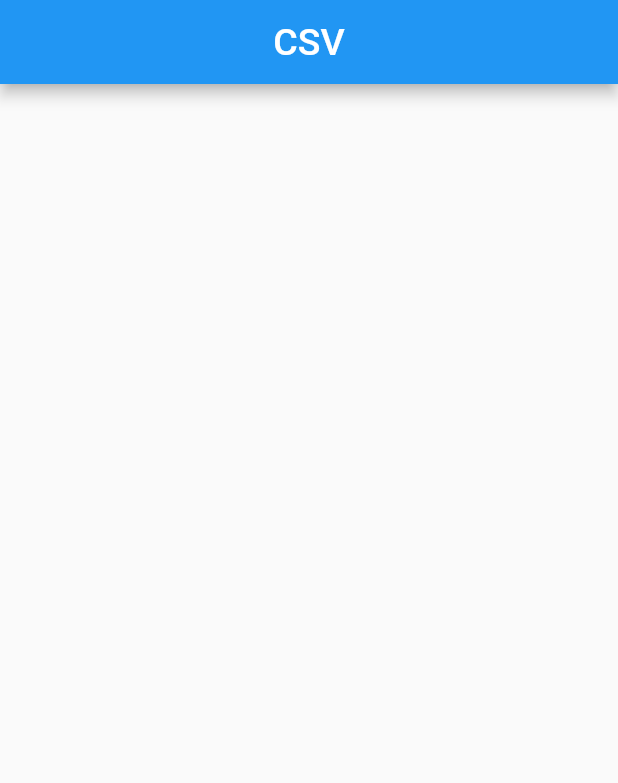
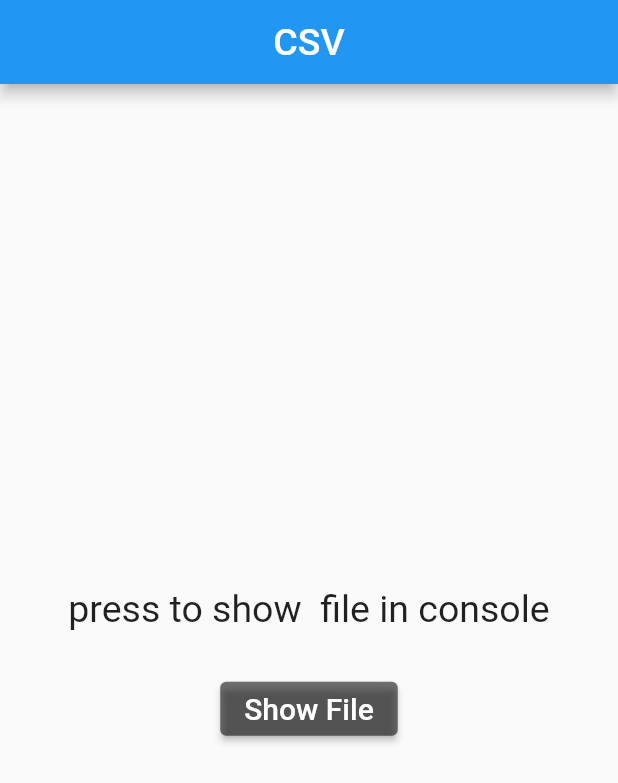
Before and after one commit to abdulrahmanahme/Dart-Program, a Flutter app: the screen it shows after launch, on a phone screen of 412 x 824 dp. Shown: the top 783 px of the screen. Run offline on Flutter 3.47's test engine with Material 2 defaults, Android fonts, the light colour scheme and no system bars; our stand-ins replace csv.

Commit message:
add UI and pass the create the  home screen

```diff
--- a/lib/screen/home_screen.dart
+++ b/lib/screen/home_screen.dart
@@ -1,4 +1,5 @@
-import 'dart:io';
+import 'package:csv_file/csv_functions.dart';
+import 'package:csv_file/widget/widget.dart';
 import 'package:flutter/material.dart';
 
 class HomeScreen extends StatefulWidget {
@@ -22,7 +23,39 @@ class _HomeScreenState extends State<HomeScreen> {
       body: Column(
         mainAxisAlignment: MainAxisAlignment.center,
         children: [
+          if (getCsvFile == null)
+            ShowData(
+              onPressed: () async {
+                getCsvFile = await getcsv(context);
+                setState(() {});
+              },
+            ),
+          if (getCsvFile != null)
+            Column(
+              children: [
+                Row(
+                  mainAxisAlignment: MainAxisAlignment.center,
+                  children: const [
+                    Text(
+                      'press to show  data in console',
+                      style: TextStyle(
+                        fontSize: 25,
+                      ),
+                    ),
+                  ],
+                ),
+                Botton(
+                  onPressed: () async {
+                    await firstFile();
 
+                    await secondFile();
+
+                    setState(() {});
+                  },
+                  text: 'Show data',
+                ),
+              ],
+            ),
         ],
       ),
     );
--- /dev/null
+++ b/lib/widget/widget.dart
@@ -0,0 +1,62 @@
+import 'package:flutter/material.dart';
+
+class ShowData extends StatelessWidget {
+ const ShowData({Key? key, required this.onPressed}) : super(key: key);
+
+ final void Function() onPressed;
+
+  @override
+  Widget build(BuildContext context) {
+    return Column(
+      children: [
+        Row(
+          mainAxisAlignment: MainAxisAlignment.center,
+          children:const [
+            Padding(
+              padding: const EdgeInsets.all(8.0),
+              child:  Text(
+                'press to show  file in console',
+                style: TextStyle(
+                  fontSize: 25,
+                ),
+              ),
+            ),
+          ],
+        ),
+        const SizedBox(
+          height: 20,
+        ),
+        Botton(
+          onPressed: onPressed,
+          text: 'Show File',
+        ),
+      ],
+    );
+  }
+}
+
+class Botton extends StatelessWidget {
+  Botton({
+    Key? key,
+    required this.onPressed,
+    required this.text,
+  }) : super(key: key);
+
+  void Function() onPressed;
+  String? text;
+
+  @override
+  Widget build(BuildContext context) {
+    return ElevatedButton(
+      style: ButtonStyle(
+        foregroundColor: MaterialStateProperty.all<Color>(Colors.white),
+        backgroundColor: MaterialStateProperty.all<Color>(Colors.black54),
+      ),
+      onPressed: onPressed,
+      child: Text(
+        text!,
+        style:const TextStyle(fontSize: 20),
+      ),
+    );
+  }
+}
```
